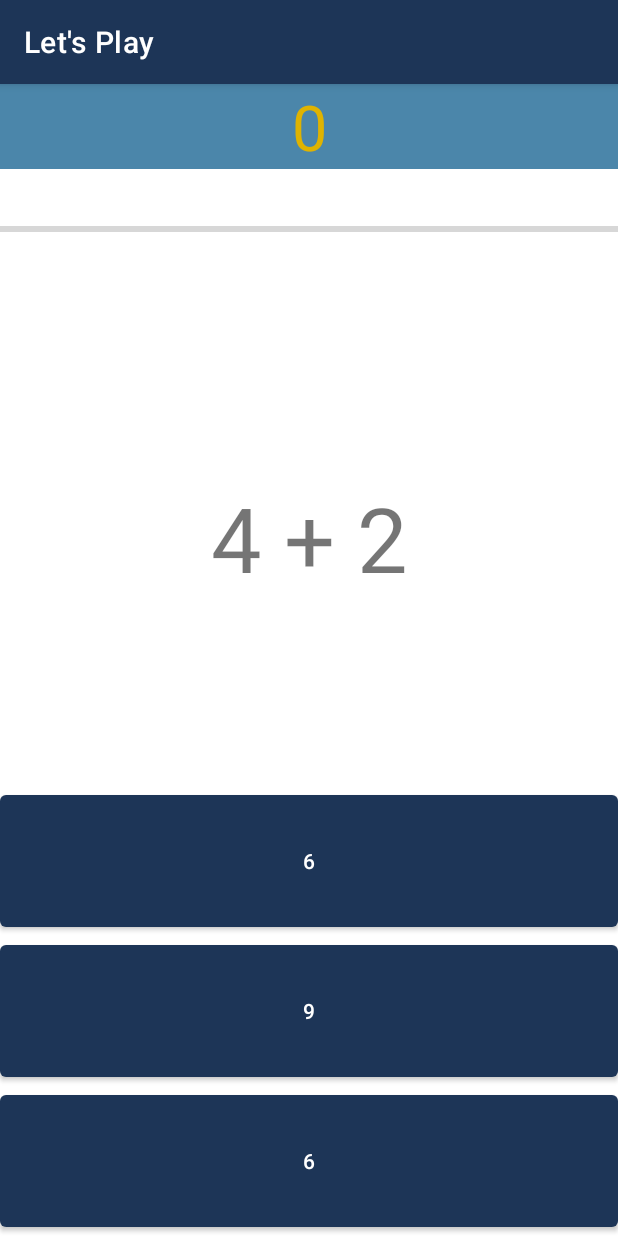
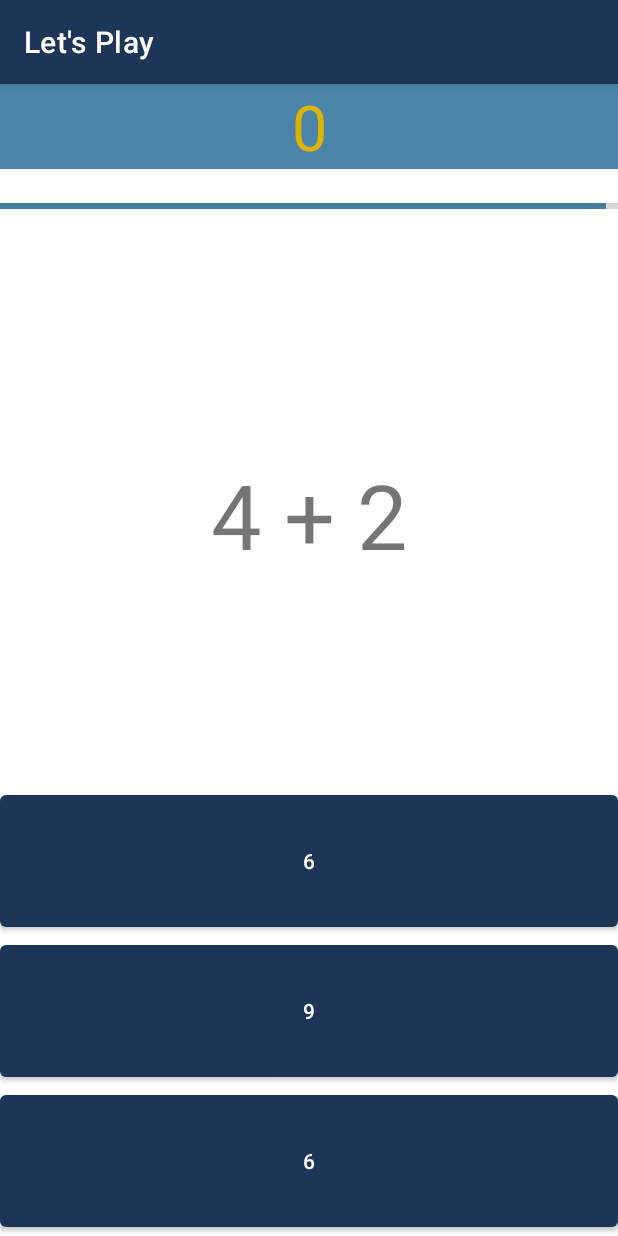
Before and after one commit to Dallas-Marshall/ArithmaGo, an Android app: the GameActivity screen opened directly, with no data from a screen before it, on a phone screen of 412 x 824 dp. Run offline under Robolectric (Android 15) with nearby library versions, the phone set to English and light mode, and no system bars.

Commit message:
Add functionality the progress bar

```diff
--- a/app/src/main/java/au/edu/jcu/cp3406/arithmago/GameActivity.java
+++ b/app/src/main/java/au/edu/jcu/cp3406/arithmago/GameActivity.java
@@ -3,8 +3,9 @@ package au.edu.jcu.cp3406.arithmago;
 import android.content.Context;
 import android.content.SharedPreferences;
 import android.os.Bundle;
-import android.util.Log;
+import android.os.Handler;
 import android.widget.Button;
+import android.widget.ProgressBar;
 import android.widget.TextView;
 
 import androidx.appcompat.app.AppCompatActivity;
@@ -16,6 +17,7 @@ public class GameActivity extends AppCompatActivity {
     private Button answerButton02;
     private Button answerButton03;
     private TextView equationDisplay;
+    private ProgressBar lifeBar;
 
     // App Variables
     private SharedPreferences dataSource;
@@ -23,6 +25,8 @@ public class GameActivity extends AppCompatActivity {
     private ArithmaGoGame game;
     private String eqn;
     private String[] possibleAnswers;
+    private int progress = 100;
+    private final Handler handler = new Handler();
 
     @Override
     protected void onCreate(Bundle savedInstanceState) {
@@ -36,10 +40,22 @@ public class GameActivity extends AppCompatActivity {
         answerButton02 = findViewById(R.id.answer2);
         answerButton03 = findViewById(R.id.answer3);
         equationDisplay = findViewById(R.id.equationDisplay);
+        setupGame();
+        updateQuestionDisplay();
 
-        setupGame();
-
-        updateQuestionDisplay();
+        lifeBar = findViewById(R.id.lifeBar);
+        progress = lifeBar.getProgress();
+        new Thread(() -> {
+            while (progress > 0) {
+                progress -= 1;
+                handler.post(() -> lifeBar.setProgress(progress));
+                try {
+                    Thread.sleep(1000);
+                } catch (InterruptedException e) {
+                    e.printStackTrace();
+                }
+            }
+        }).start();
     }
 
     private void setupGame() {
--- a/app/src/main/res/layout/activity_game.xml
+++ b/app/src/main/res/layout/activity_game.xml
@@ -17,9 +17,14 @@
         android:textSize="42sp" />
 
     <ProgressBar
-        style="@style/Widget.AppCompat.ProgressBar.Horizontal"
+        android:id="@+id/lifeBar"
+        style="?android:attr/progressBarStyleHorizontal"
         android:layout_width="match_parent"
-        android:layout_height="80dp" />
+        android:layout_height="wrap_content"
+        android:indeterminate="false"
+        android:max="100"
+        android:minHeight="50dp"
+        android:progress="100" />
 
     <TextView
         android:id="@+id/equationDisplay"
```
